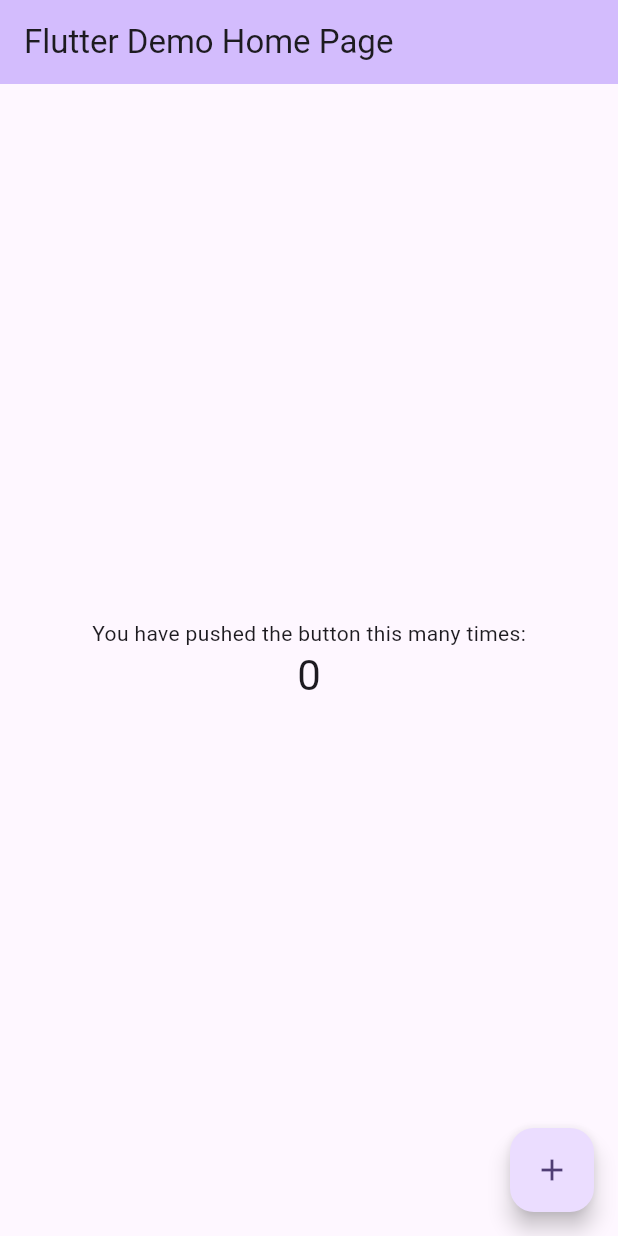
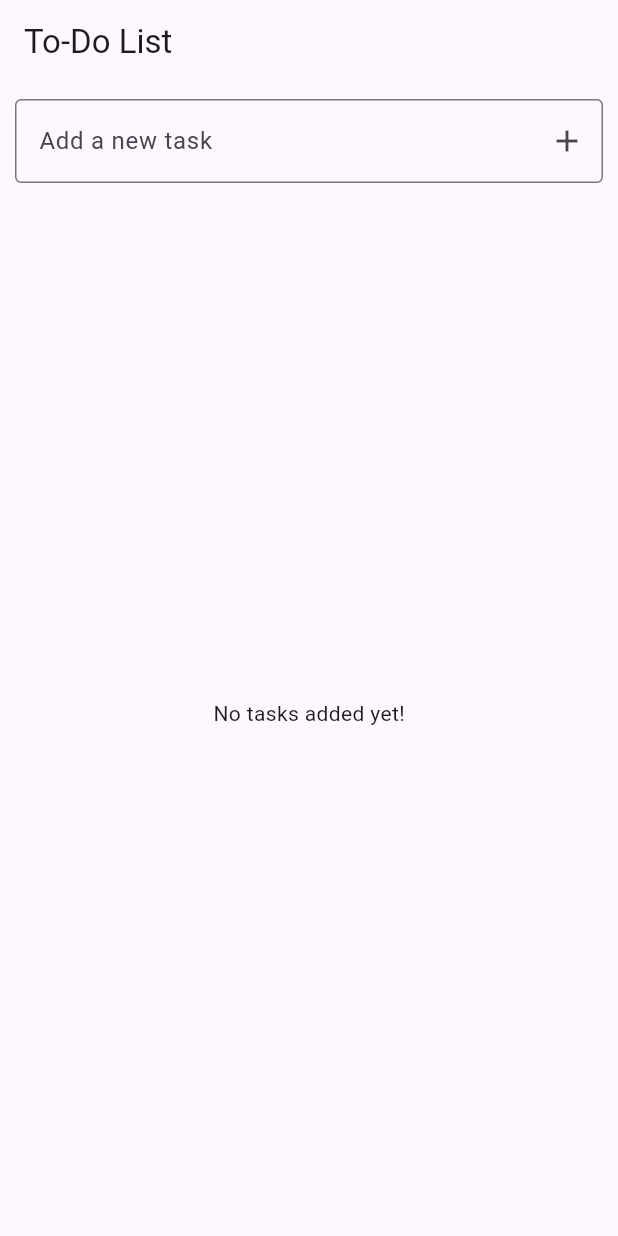
Before and after one commit to Jorge-M29/To_do_List_app_Flutter, a Flutter app: the screen it shows after launch, on a phone screen of 412 x 824 dp. Run offline on Flutter 3.47's test engine with Material 3 defaults, Android fonts, the phone set to English and light mode, and no system bars.

Commit message:
Tarjeta creada y homeScreen hecho

```diff
--- /dev/null
+++ b/lib/Components/taks.dart
@@ -0,0 +1,11 @@
+class Taks {
+  String title;
+  String description;
+  bool isCompleted;
+
+  Taks({
+    required this.title,
+    required this.description,
+    this.isCompleted = false,
+  });
+}
--- /dev/null
+++ b/lib/Pages/home_screen.dart
@@ -0,0 +1,86 @@
+import 'package:flutter/material.dart';
+import 'package:to_do_list_app/Components/taks.dart';
+
+class HomeScreen extends StatefulWidget {
+  const HomeScreen({super.key});
+
+  @override
+  State<HomeScreen> createState() => _HomeScreenState();
+}
+
+class _HomeScreenState extends State<HomeScreen> {
+  List<Taks> tasks = [];
+  final TextEditingController _Controller = TextEditingController();
+
+  void _addTask() {
+    final text = _Controller.text.trim();
+    if (text.isNotEmpty) {
+      setState(() {
+        tasks.add(Taks(title: text, description: ''));
+        _Controller.clear();
+      });
+    }
+  }
+
+  void removeTask(int index) {
+    setState(() {
+      tasks.removeAt(index);
+    });
+  }
+
+  @override
+  Widget build(BuildContext context) {
+    return Scaffold(
+      appBar: AppBar(title: const Text('To-Do List')),
+      body: Padding(
+        padding: const EdgeInsets.all(10.0),
+        child: Column(
+          children: [
+            TextField(
+              controller: _Controller,
+              decoration: InputDecoration(
+                labelText: 'Add a new task',
+                border: OutlineInputBorder(),
+                suffixIcon: IconButton(
+                  icon: Icon(Icons.add),
+                  onPressed: _addTask,
+                ),
+              ),
+            ),
+            SizedBox(height: 15),
+            Expanded(
+              child: tasks.isEmpty
+                  ? Center(child: Text('No tasks added yet!'))
+                  : ListView.builder(
+                      itemBuilder: (context, index) {
+                        final task = tasks[index];
+                        return Card(
+                          child: ListTile(
+                            title: Text(task.title),
+                            subtitle: Text(task.description),
+                            trailing: IconButton(
+                              icon: Icon(Icons.delete),
+                              onPressed: () => removeTask(index),
+                            ),
+                            leading: Checkbox(
+                              value: task.isCompleted,
+                              onChanged: (value) {
+                                setState(() {
+                                  task.isCompleted = value ?? false;
+                                });
+                              },
+                            ),
+                          ),
+                        );
+                      },
+                      itemCount: tasks.length,
+                      shrinkWrap: true,
+                      physics: NeverScrollableScrollPhysics(),
+                    ),
+            ),
+          ],
+        ),
+      ),
+    );
+  }
+}
--- a/lib/main.dart
+++ b/lib/main.dart
@@ -1,4 +1,5 @@
 import 'package:flutter/material.dart';
+import 'package:to_do_list_app/Pages/home_screen.dart';
 
 void main() {
   runApp(const MyApp());
@@ -7,116 +8,8 @@ void main() {
 class MyApp extends StatelessWidget {
   const MyApp({super.key});
 
-  // This widget is the root of your application.
   @override
   Widget build(BuildContext context) {
-    return MaterialApp(
-      title: 'Flutter Demo',
-      theme: ThemeData(
-        // This is the theme of your application.
-        //
-        // TRY THIS: Try running your application with "flutter run". You'll see
-        // the application has a purple toolbar. Then, without quitting the app,
-        // try changing the seedColor in the colorScheme below to Colors.green
-        // and then invoke "hot reload" (save your changes or press the "hot
-        // reload" button in a Flutter-supported IDE, or press "r" if you used
-        // the command line to start the app).
-        //
-        // Notice that the counter didn't reset back to zero; the application
-        // state is not lost during the reload. To reset the state, use hot
-        // restart instead.
-        //
-        // This works for code too, not just values: Most code changes can be
-        // tested with just a hot reload.
-        colorScheme: ColorScheme.fromSeed(seedColor: Colors.deepPurple),
-      ),
-      home: const MyHomePage(title: 'Flutter Demo Home Page'),
-    );
+    return MaterialApp(home: HomeScreen());
   }
 }
-
-class MyHomePage extends StatefulWidget {
-  const MyHomePage({super.key, required this.title});
-
-  // This widget is the home page of your application. It is stateful, meaning
-  // that it has a State object (defined below) that contains fields that affect
-  // how it looks.
-
-  // This class is the configuration for the state. It holds the values (in this
-  // case the title) provided by the parent (in this case the App widget) and
-  // used by the build method of the State. Fields in a Widget subclass are
-  // always marked "final".
-
-  final String title;
-
-  @override
-  State<MyHomePage> createState() => _MyHomePageState();
-}
-
-class _MyHomePageState extends State<MyHomePage> {
-  int _counter = 0;
-
-  void _incrementCounter() {
-    setState(() {
-      // This call to setState tells the Flutter framework that something has
-      // changed in this State, which causes it to rerun the build method below
-      // so that the display can reflect the updated values. If we changed
-      // _counter without calling setState(), then the build method would not be
-      // called again, and so nothing would appear to happen.
-      _counter++;
-    });
-  }
-
-  @override
-  Widget build(BuildContext context) {
-    // This method is rerun every time setState is called, for instance as done
-    // by the _incrementCounter method above.
-    //
-    // The Flutter framework has been optimized to make rerunning build methods
-    // fast, so that you can just rebuild anything that needs updating rather
-    // than having to individually change instances of widgets.
-    return Scaffold(
-      appBar: AppBar(
-        // TRY THIS: Try changing the color here to a specific color (to
-        // Colors.amber, perhaps?) and trigger a hot reload to see the AppBar
-        // change color while the other colors stay the same.
-        backgroundColor: Theme.of(context).colorScheme.inversePrimary,
-        // Here we take the value from the MyHomePage object that was created by
-        // the App.build method, and use it to set our appbar title.
-        title: Text(widget.title),
-      ),
-      body: Center(
-        // Center is a layout widget. It takes a single child and positions it
-        // in the middle of the parent.
-        child: Column(
-          // Column is also a layout widget. It takes a list of children and
-          // arranges them vertically. By default, it sizes itself to fit its
-          // children horizontally, and tries to be as tall as its parent.
-          //
-          // Column has various properties to control how it sizes itself and
-          // how it positions its children. Here we use mainAxisAlignment to
-          // center the children vertically; the main axis here is the vertical
-          // axis because Columns are vertical (the cross axis would be
-          // horizontal).
-          //
-          // TRY THIS: Invoke "debug painting" (choose the "Toggle Debug Paint"
-          // action in the IDE, or press "p" in the console), to see the
-          // wireframe for each widget.
-          mainAxisAlignment: MainAxisAlignment.center,
-          children: <Widget>[
-            const Text('You have pushed the button this many times:'),
-            Text(
-              '$_counter',
-              style: Theme.of(context).textTheme.headlineMedium,
-            ),
-          ],
-        ),
-      ),
-      floatingActionButton: FloatingActionButton(
-        onPressed: _incrementCounter,
-        tooltip: 'Increment',
-        child: const Icon(Icons.add),
-      ), // This trailing comma makes auto-formatting nicer for build methods.
-    );
-  }
-}
```
Also changed, not shown: lib/Components/Card.dart (added, +43 -0 lines).
